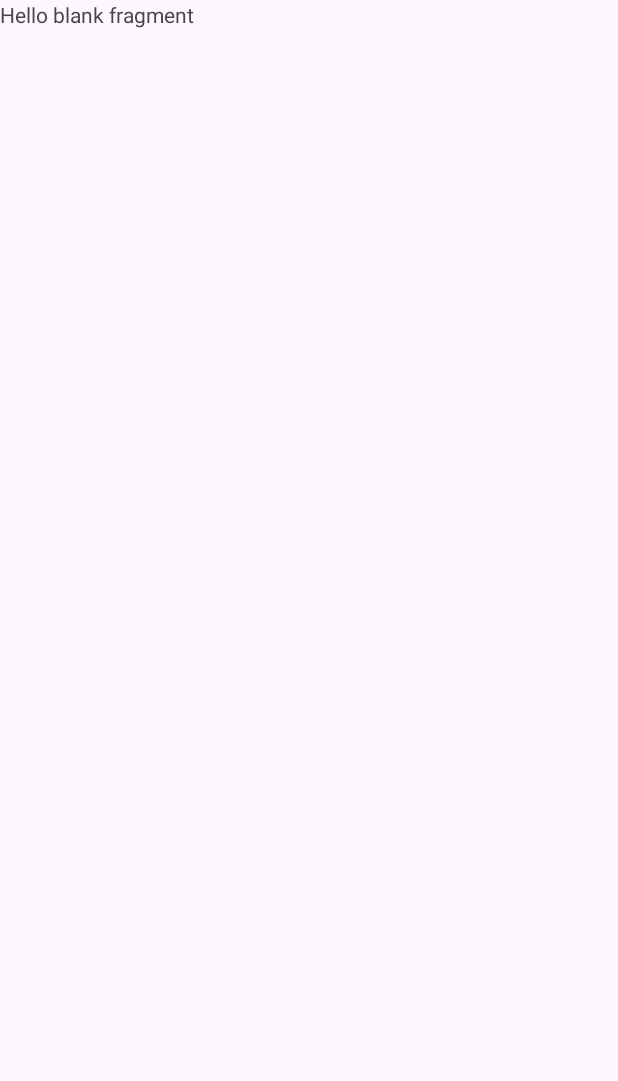
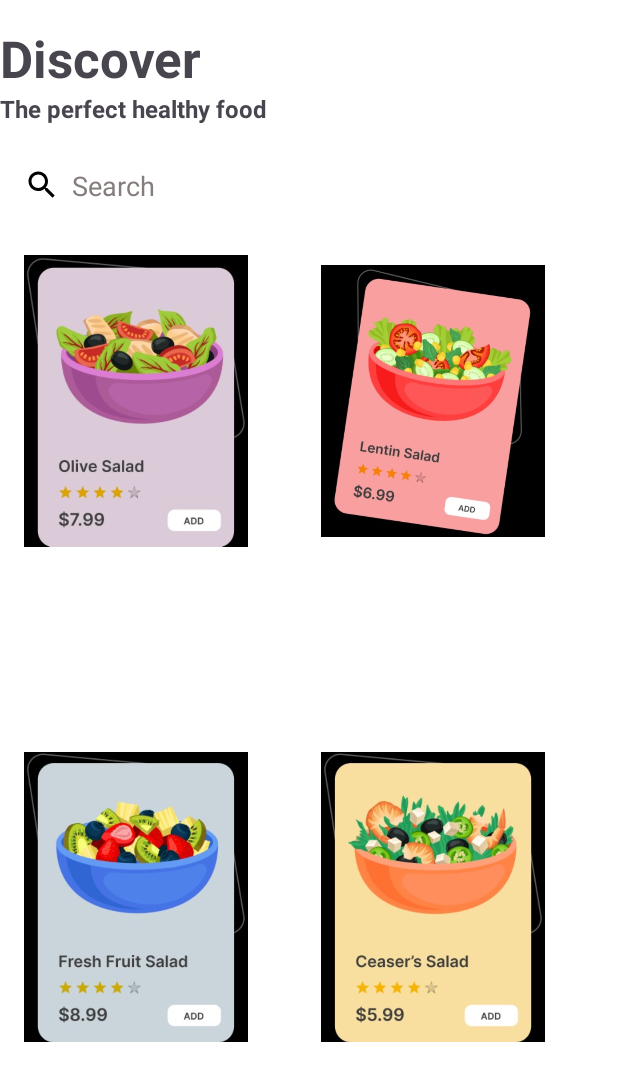
Before and after one commit to Gamzecoskkun/SwitchBoard, an Android app: the MealsFragment screen opened through its navigation route, on a phone screen of 412 x 824 dp. Before the commit the part shown is almost empty. Shown: the top 1081 px of the screen. Run offline under Robolectric (Android 15) with nearby library versions, the phone set to English and light mode, and no system bars; our stand-ins replace navigation-ui.

Commit message:
Update XML layout design for meals fragment

```diff
--- a/app/src/main/res/layout/fragment_meals.xml
+++ b/app/src/main/res/layout/fragment_meals.xml
@@ -1,14 +1,108 @@
-<?xml version="1.0" encoding="utf-8"?>
-<FrameLayout xmlns:android="http://schemas.android.com/apk/res/android"
+<androidx.constraintlayout.widget.ConstraintLayout xmlns:android="http://schemas.android.com/apk/res/android"
+    xmlns:app="http://schemas.android.com/apk/res-auto"
     xmlns:tools="http://schemas.android.com/tools"
     android:layout_width="match_parent"
     android:layout_height="match_parent"
+    android:background="@color/white"
     tools:context=".ui.meals.MealsFragment">
 
-    <!-- TODO: Update blank fragment layout -->
+    <!-- Toolbar -->
+
+
     <TextView
-        android:layout_width="match_parent"
-        android:layout_height="match_parent"
-        android:text="@string/hello_blank_fragment" />
+        android:id="@+id/textView"
+        android:layout_width="wrap_content"
+        android:layout_height="wrap_content"
+        android:layout_marginTop="16dp"
+        android:text="@string/discover"
+        android:textSize="34sp"
+        android:textStyle="bold"
+        app:layout_constraintStart_toStartOf="parent"
+        app:layout_constraintTop_toTopOf="parent" />
 
-</FrameLayout>
+    <TextView
+        android:id="@+id/textView2"
+        android:layout_width="wrap_content"
+        android:layout_height="wrap_content"
+        android:text="The perfect healthy food"
+        android:textSize="16sp"
+        android:textStyle="bold"
+        app:layout_constraintStart_toStartOf="@+id/textView"
+        app:layout_constraintTop_toBottomOf="@+id/textView" />
+
+    <androidx.constraintlayout.widget.ConstraintLayout
+        android:id="@+id/searchBarLayout"
+        android:layout_width="0dp"
+        android:layout_height="48dp"
+        android:layout_marginTop="16dp"
+        android:padding="8dp"
+        app:layout_constraintEnd_toEndOf="parent"
+        app:layout_constraintStart_toStartOf="parent"
+        app:layout_constraintTop_toBottomOf="@id/textView2">
+
+        <!-- Search Icon -->
+        <ImageView
+            android:id="@+id/search_icon"
+            android:layout_width="24dp"
+            android:layout_height="24dp"
+            android:layout_marginStart="8dp"
+            android:src="@drawable/ic_search"
+            app:layout_constraintBottom_toBottomOf="parent"
+            app:layout_constraintStart_toStartOf="parent"
+            app:layout_constraintTop_toTopOf="parent" />
+
+        <!-- Search Input -->
+        <EditText
+            android:id="@+id/search_input"
+            android:layout_width="0dp"
+            android:layout_height="wrap_content"
+            android:background="@android:color/transparent"
+            android:hint="Search"
+            android:inputType="text"
+            android:paddingStart="8dp"
+            android:textColorHint="#857C7C"
+            app:layout_constraintBottom_toBottomOf="parent"
+            app:layout_constraintEnd_toEndOf="parent"
+            app:layout_constraintStart_toEndOf="@id/search_icon"
+            app:layout_constraintTop_toTopOf="parent" />
+    </androidx.constraintlayout.widget.ConstraintLayout>
+
+    <ImageView
+        android:id="@+id/imageView"
+        android:layout_width="149dp"
+        android:layout_height="240dp"
+        android:layout_marginStart="16dp"
+        app:layout_constraintStart_toStartOf="parent"
+        app:layout_constraintTop_toBottomOf="@+id/searchBarLayout"
+        app:srcCompat="@drawable/salad" />
+
+    <ImageView
+        android:id="@+id/imageView2"
+        android:layout_width="149dp"
+        android:layout_height="240dp"
+        app:layout_constraintEnd_toEndOf="parent"
+        app:layout_constraintStart_toEndOf="@+id/imageView"
+        app:layout_constraintTop_toBottomOf="@+id/searchBarLayout"
+        app:srcCompat="@drawable/lentin_salad" />
+
+    <ImageView
+        android:id="@+id/imageView3"
+        android:layout_width="149dp"
+        android:layout_height="240dp"
+        android:layout_marginBottom="16dp"
+        app:layout_constraintBottom_toBottomOf="parent"
+        app:layout_constraintStart_toStartOf="@+id/imageView"
+        app:layout_constraintTop_toBottomOf="@+id/imageView"
+        app:srcCompat="@drawable/fruit_salad" />
+
+    <ImageView
+        android:id="@+id/imageView4"
+        android:layout_width="149dp"
+        android:layout_height="240dp"
+        android:layout_marginBottom="16dp"
+        app:layout_constraintBottom_toBottomOf="parent"
+        app:layout_constraintEnd_toEndOf="@+id/imageView2"
+        app:layout_constraintTop_toBottomOf="@+id/imageView2"
+        app:srcCompat="@drawable/ceaser_salad" />
+
+</androidx.constraintlayout.widget.ConstraintLayout>
```
